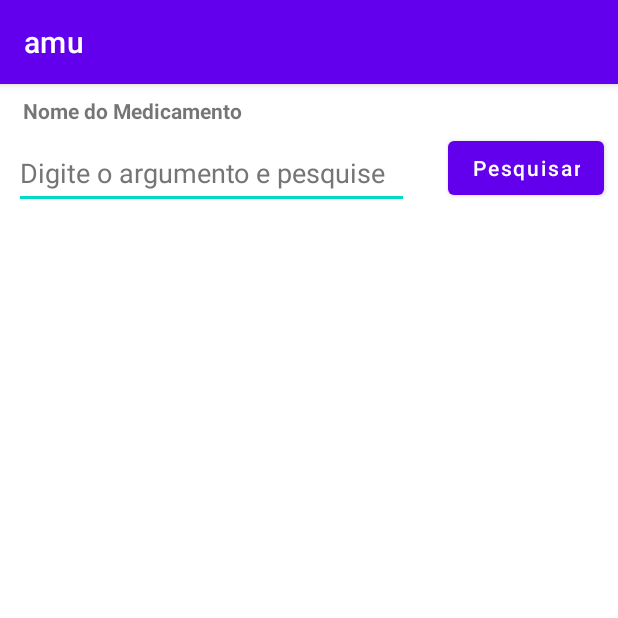
After one commit to casdea/tcc-engenharia-da-computacao, an Android app: the ConsultaMedicamentoActivity screen opened directly, with no data from a screen before it, on a phone screen of 412 x 824 dp, the top half of it. The commit adds this screen. Run offline under Robolectric (Android 15) with nearby library versions, the phone set to English and light mode, and no system bars.

Commit message:
fase04-prototipo

```diff
--- a/projetos/amu/app/build.gradle
+++ b/projetos/amu/app/build.gradle
@@ -36,4 +36,8 @@ dependencies {
     testImplementation 'junit:junit:4.13.2'
     androidTestImplementation 'androidx.test.ext:junit:1.1.3'
     androidTestImplementation 'androidx.test.espresso:espresso-core:3.4.0'
+    implementation 'com.squareup.retrofit2:retrofit:2.7.2'
+    implementation 'com.squareup.retrofit2:converter-jackson:2.7.2'
+    implementation 'org.apache.directory.studio:org.apache.commons.io:2.4'
+    implementation 'com.itextpdf:itextpdf:5.1.2'
 }
--- /dev/null
+++ b/projetos/amu/app/src/main/java/br/ufpa/app/android/amu/v1/ConsultaMedicamentoActivity.java
@@ -0,0 +1,36 @@
+package br.ufpa.app.android.amu.v1;
+
+import androidx.appcompat.app.AppCompatActivity;
+
+import android.content.Intent;
+import android.os.Bundle;
+import android.view.View;
+import android.widget.Button;
+
+import br.ufpa.app.android.amu.v1.integracao.api.bularioEletronico.BularioEletronicoClientRetrofit;
+import br.ufpa.app.android.amu.v1.integracao.factory.FactoryIntegracao;
+import br.ufpa.app.android.amu.v1.integracao.interfaces.IntegracaoUsuario;
+
+public class ConsultaMedicamentoActivity extends AppCompatActivity implements View.OnClickListener {
+
+    @Override
+    protected void onCreate(Bundle savedInstanceState) {
+        super.onCreate(savedInstanceState);
+        setContentView(R.layout.activity_consulta_medicamento);
+
+        Button btnPesquisar = (Button) findViewById(R.id.btnPesquisar);
+        btnPesquisar.setOnClickListener(this);
+
+        //IntegracaoUsuario integracaoUsuario = new FactoryIntegracao().createIntegracaoUsuario("COMUM");
+        //integracaoUsuario.consultarDadosMedicamentos();
+    }
+
+    @Override
+    public void onClick(View v) {
+        if (v.getId() == R.id.btnPesquisar) {
+            BularioEletronicoClientRetrofit bularioEletronicoClientRetrofit = new BularioEletronicoClientRetrofit();
+            bularioEletronicoClientRetrofit.obter();
+
+        }
+    }
+}
--- /dev/null
+++ b/projetos/amu/app/src/main/java/br/ufpa/app/android/amu/v1/integracao/classes/Perfil.java
@@ -0,0 +1,5 @@
+package br.ufpa.app.android.amu.v1.integracao.classes;
+
+public class Perfil {
+
+}
--- /dev/null
+++ b/projetos/amu/app/src/main/java/br/ufpa/app/android/amu/v1/integracao/interfaces/IntegracaoUsuario.java
@@ -0,0 +1,5 @@
+package br.ufpa.app.android.amu.v1.integracao.interfaces;
+
+public interface IntegracaoUsuario {
+    public String consultarDadosMedicamentos();
+}
--- /dev/null
+++ b/projetos/amu/app/src/main/res/layout/activity_consulta_medicamento.xml
@@ -0,0 +1,65 @@
+<?xml version="1.0" encoding="utf-8"?>
+<androidx.constraintlayout.widget.ConstraintLayout xmlns:android="http://schemas.android.com/apk/res/android"
+    xmlns:app="http://schemas.android.com/apk/res-auto"
+    xmlns:tools="http://schemas.android.com/tools"
+    android:layout_width="match_parent"
+    android:layout_height="match_parent"
+    tools:context=".ConsultaMedicamentoActivity">
+
+    <TextView
+        android:id="@+id/textView2"
+        android:layout_width="wrap_content"
+        android:layout_height="wrap_content"
+        android:layout_marginStart="8dp"
+        android:layout_marginTop="8dp"
+        android:layout_marginEnd="244dp"
+        android:text="@string/nome_medicamento"
+        android:textStyle="bold"
+        app:layout_constraintEnd_toEndOf="parent"
+        app:layout_constraintStart_toStartOf="parent"
+        app:layout_constraintTop_toTopOf="parent" />
+
+    <EditText
+        android:id="@+id/editTextTextPersonName2"
+        android:layout_width="263dp"
+        android:layout_height="48dp"
+        android:layout_marginStart="8dp"
+        android:layout_marginTop="8dp"
+        android:layout_marginEnd="17dp"
+        android:layout_marginBottom="650dp"
+        android:ems="10"
+        android:hint="@string/hint_pesquisar"
+        android:inputType="textPersonName"
+        android:textColorHint="#757575"
+        app:layout_constraintBottom_toBottomOf="parent"
+        app:layout_constraintEnd_toStartOf="@+id/btnPesquisar"
+        app:layout_constraintStart_toStartOf="parent"
+        app:layout_constraintTop_toBottomOf="@+id/textView2"
+        app:layout_constraintVertical_bias="0.0"
+        android:autofillHints="" />
+
+    <Button
+        android:id="@+id/btnPesquisar"
+        android:layout_width="wrap_content"
+        android:layout_height="wrap_content"
+        android:layout_marginStart="8dp"
+        android:layout_marginTop="32dp"
+        android:layout_marginEnd="8dp"
+        android:text="@string/pesquisar"
+        android:textAllCaps="false"
+        app:layout_constraintEnd_toEndOf="parent"
+        app:layout_constraintStart_toEndOf="@+id/editTextTextPersonName2"
+        app:layout_constraintTop_toTopOf="parent" />
+
+    <ListView
+        android:layout_width="409dp"
+        android:layout_height="646dp"
+        android:layout_marginStart="1dp"
+        android:layout_marginTop="1dp"
+        android:layout_marginEnd="1dp"
+        app:layout_constraintBottom_toBottomOf="parent"
+        app:layout_constraintEnd_toEndOf="parent"
+        app:layout_constraintStart_toStartOf="parent"
+        app:layout_constraintTop_toBottomOf="@+id/editTextTextPersonName2" />
+
+</androidx.constraintlayout.widget.ConstraintLayout>
--- a/projetos/amu/app/src/main/res/values/strings.xml
+++ b/projetos/amu/app/src/main/res/values/strings.xml
@@ -6,4 +6,8 @@
     <string name="cadastro_medicamentos">Cadastro de Medicamentos</string>
     <string name="estoque_medicamentos">Estoque de Medicamentos</string>
     <string name="perfil_usuario">Perfil de Usuário</string>
+    <string name="title_activity_cadastro_medicamento">Cadastro de Medicamentos</string>
+    <string name="nome_medicamento">Nome do Medicamento</string>
+    <string name="pesquisar">Pesquisar</string>
+    <string name="hint_pesquisar">Digite o argumento e pesquise</string>
 </resources>
```
Also changed, not shown: projetos/amu/app/src/main/AndroidManifest.xml (+21 -0 lines), projetos/amu/app/src/main/java/br/ufpa/app/android/amu/v1/DetalheMedicamentoActivity.java (added, +14 -0 lines), projetos/amu/app/src/main/java/br/ufpa/app/android/amu/v1/MainActivity.java (+26 -1 lines), projetos/amu/app/src/main/java/br/ufpa/app/android/amu/v1/MedicamentoActivity.java (added, +14 -0 lines), projetos/amu/app/src/main/java/br/ufpa/app/android/amu/v1/integracao/api/bularioEletronico/BularioEletronicoClient.java (added, +24 -0 lines), projetos/amu/app/src/main/java/br/ufpa/app/android/amu/v1/integracao/api/bularioEletronico/BularioEletronicoClientRetrofit.java (added, +178 -0 lines), projetos/amu/app/src/main/java/br/ufpa/app/android/amu/v1/integracao/api/bularioEletronico/json/BularioEletronicoConteudoJson.java (added, +116 -0 lines), projetos/amu/app/src/main/java/br/ufpa/app/android/amu/v1/integracao/api/bularioEletronico/json/BularioEletronicoJson.java (added, +90 -0 lines), projetos/amu/app/src/main/java/br/ufpa/app/android/amu/v1/integracao/api/usuario/comum/IntegracaoUsuarioComum.java (added, +10 -0 lines), projetos/amu/app/src/main/java/br/ufpa/app/android/amu/v1/integracao/dto/MedicamentosRetDTO.java (added, +14 -0 lines), projetos/amu/app/src/main/java/br/ufpa/app/android/amu/v1/integracao/factory/FactoryIntegracao.java (added, +13 -0 lines), projetos/amu/app/src/main/res/layout/activity_detalhe_medicamento.xml (added, +9 -0 lines), projetos/amu/app/src/main/res/layout/activity_medicamento.xml (added, +17 -0 lines), 1 other file.
